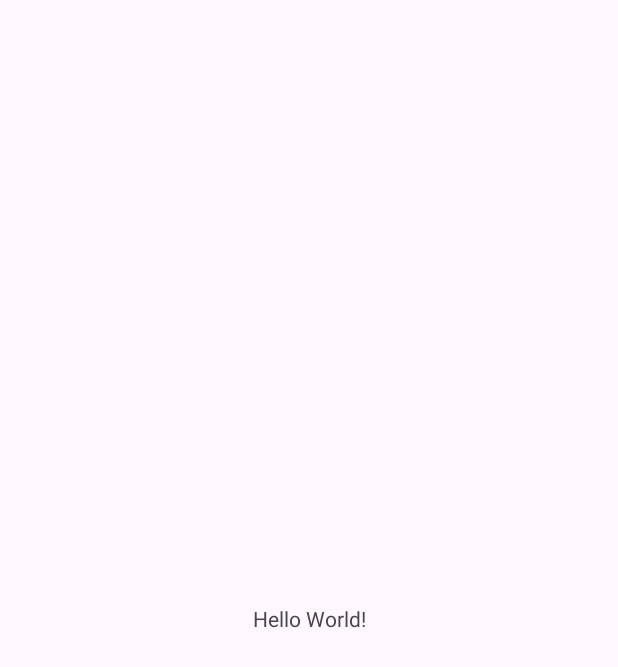
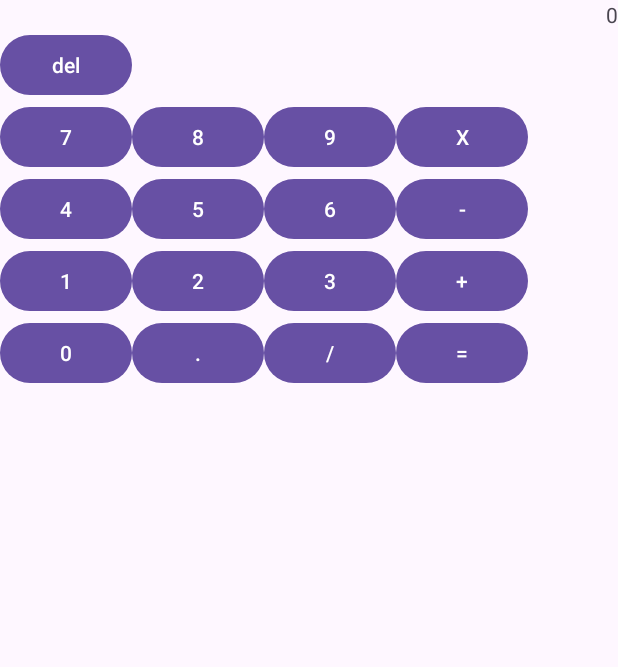
Before and after one commit to JasonB75/JBaldwin-CISC-349, an Android app: the screen it shows after launch (MainActivity), on a phone screen of 412 x 824 dp. Before the commit the part shown is almost empty. Shown: the top 667 px of the screen. Run offline under Robolectric (Android 15) with nearby library versions, the phone set to English and light mode, and no system bars.

Commit message:
table layout and buttons setup
setup the inital table layout for the main screen, added the buttons and corisponding string references

```diff
--- a/Calculator/app/src/main/res/layout/activity_main.xml
+++ b/Calculator/app/src/main/res/layout/activity_main.xml
@@ -1,18 +1,164 @@
-<?xml version="1.0" encoding="utf-8"?>
-<androidx.constraintlayout.widget.ConstraintLayout xmlns:android="http://schemas.android.com/apk/res/android"
-    xmlns:app="http://schemas.android.com/apk/res-auto"
-    xmlns:tools="http://schemas.android.com/tools"
-    android:layout_width="match_parent"
-    android:layout_height="match_parent"
-    tools:context=".MainActivity">
-
+<TableLayout xmlns:android="http://schemas.android.com/apk/res/android"
+    android:layout_width="fill_parent"
+    android:layout_height="fill_parent">
     <TextView
+        android:text="0"
+        android:layout_span="3"
         android:layout_width="wrap_content"
         android:layout_height="wrap_content"
-        android:text="Hello World!"
-        app:layout_constraintBottom_toBottomOf="parent"
-        app:layout_constraintEnd_toEndOf="parent"
-        app:layout_constraintStart_toStartOf="parent"
-        app:layout_constraintTop_toTopOf="parent" />
+        android:layout_column="3"
+        android:gravity="right"/>
+    <!--<TableRow
+        android:layout_width="fill_parent"
+        android:layout_height="fill_parent"
+        >
 
-</androidx.constraintlayout.widget.ConstraintLayout>
+        <TextView
+            android:text="0"
+            android:layout_span="3"
+            android:layout_width="wrap_content"
+            android:layout_height="wrap_content"
+            android:layout_column="3" />
+
+    </TableRow>-->
+
+    <TableRow
+        android:layout_width="fill_parent"
+        android:layout_height="fill_parent"
+        >
+        <Button
+            android:id="@+id/button_del"
+            android:layout_width="wrap_content"
+            android:layout_height="wrap_content"
+            android:text="@string/button_del"
+            android:layout_column="0"/>
+
+    </TableRow>
+
+    <TableRow>
+
+        <Button
+            android:id="@+id/button_7"
+            android:layout_width="wrap_content"
+            android:layout_height="wrap_content"
+            android:text="@string/button_7"
+            android:layout_column="0"/>
+
+        <Button
+            android:id="@+id/button_8"
+            android:layout_width="wrap_content"
+            android:layout_height="wrap_content"
+            android:text="@string/button_8"
+            android:layout_column="1"/>
+
+        <Button
+            android:id="@+id/button_9"
+            android:layout_width="wrap_content"
+            android:layout_height="wrap_content"
+            android:layout_column="2"
+            android:text="@string/button_9" />
+
+        <Button
+            android:id="@+id/button_multiply"
+            android:layout_width="wrap_content"
+            android:layout_height="wrap_content"
+            android:text="@string/button_times"
+            android:layout_column="3"/>
+    </TableRow>
+
+    <TableRow>
+
+        <Button
+            android:id="@+id/button_4"
+            android:layout_width="wrap_content"
+            android:layout_height="wrap_content"
+            android:text="@string/button_4"
+            android:layout_column="0"/>
+
+        <Button
+            android:id="@+id/button_5"
+            android:layout_width="wrap_content"
+            android:layout_height="wrap_content"
+            android:text="@string/button_5"
+            android:layout_column="1"/>
+        <Button
+            android:id="@+id/button_6"
+            android:layout_width="wrap_content"
+            android:layout_height="wrap_content"
+            android:text="@string/button_6"
+            android:layout_column="2"/>
+        <Button
+            android:id="@+id/button_minus"
+            android:layout_width="wrap_content"
+            android:layout_height="wrap_content"
+            android:text="@string/button_minus"
+            android:layout_column="3"/>
+    </TableRow>
+
+    <TableRow
+        android:layout_width="fill_parent"
+        android:layout_height="fill_parent">
+        <Button
+            android:id="@+id/button_1"
+            android:layout_width="wrap_content"
+            android:layout_height="wrap_content"
+            android:text="@string/button_1"
+            android:layout_column="0"/>
+
+        <Button
+            android:id="@+id/button_2"
+            android:layout_width="wrap_content"
+            android:layout_height="wrap_content"
+            android:text="@string/button_2"
+            android:layout_column="1"/>
+        <Button
+            android:id="@+id/button_3"
+            android:layout_width="wrap_content"
+            android:layout_height="wrap_content"
+            android:text="@string/button_3"
+            android:layout_column="2"/>
+        <Button
+            android:id="@+id/button_plus"
+            android:layout_width="wrap_content"
+            android:layout_height="wrap_content"
+            android:text="@string/button_plus"
+            android:layout_column="3"/>
+
+    </TableRow>
+
+    <TableRow
+        android:layout_width="fill_parent"
+        android:layout_height="fill_parent"/>
+
+    <TableRow
+        android:layout_width="fill_parent"
+        android:layout_height="fill_parent">
+
+        <Button
+            android:id="@+id/button_0"
+            android:layout_width="wrap_content"
+            android:layout_height="wrap_content"
+            android:text="@string/button_0"
+            android:layout_column="0"/>
+
+        <Button
+            android:id="@+id/button_."
+            android:layout_width="wrap_content"
+            android:layout_height="wrap_content"
+            android:text="@string/button_decimal"
+            android:layout_column="1"/>
+        <Button
+            android:id="@+id/button_divide"
+            android:layout_width="wrap_content"
+            android:layout_height="wrap_content"
+            android:text="@string/button_divide"
+            android:layout_column="2"/>
+        <Button
+            android:id="@+id/button_equal"
+            android:layout_width="wrap_content"
+            android:layout_height="wrap_content"
+            android:text="@string/button_equal"
+            android:layout_column="3"/>
+    </TableRow>
+
+</TableLayout>
--- a/Calculator/app/src/main/res/values/strings.xml
+++ b/Calculator/app/src/main/res/values/strings.xml
@@ -1,3 +1,21 @@
 <resources>
     <string name="app_name">Calculator</string>
+    <string name="button_1">1</string>
+    <string name="button_2">2</string>
+    <string name="button_3">3</string>
+    <string name="button_4">4</string>
+    <string name="button_5">5</string>
+    <string name="button_6">6</string>
+    <string name="button_7">7</string>
+    <string name="button_8">8</string>
+    <string name="button_9">9</string>
+    <string name="button_0">0</string>
+    <string name="button_minus">-</string>
+    <string name="button_plus">+</string>
+    <string name="button_times">X</string>
+    <string name="button_del">del</string>
+    <string name="button_decimal">.</string>
+    <string name="button_equal">=</string>
+    <string name="button_divide">/</string>
+
 </resources>
```
